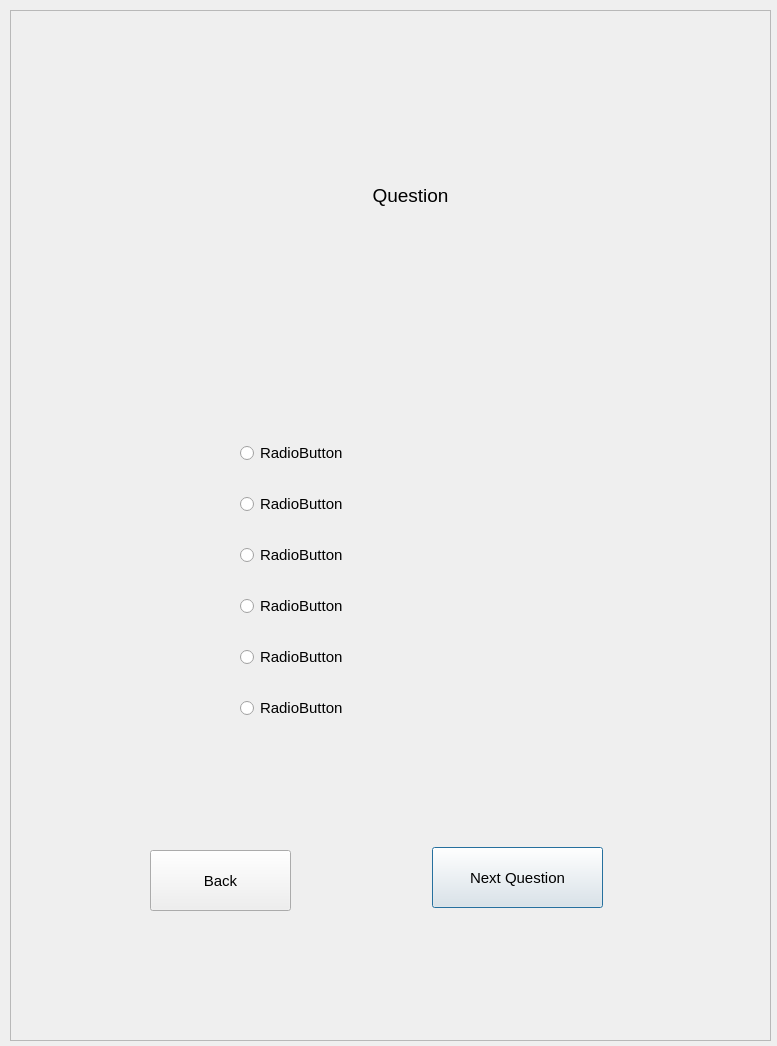
Old version of the form UI_Files/QuestionAsk.ui in the repository wa26532977/Find_Perfect_Pet.
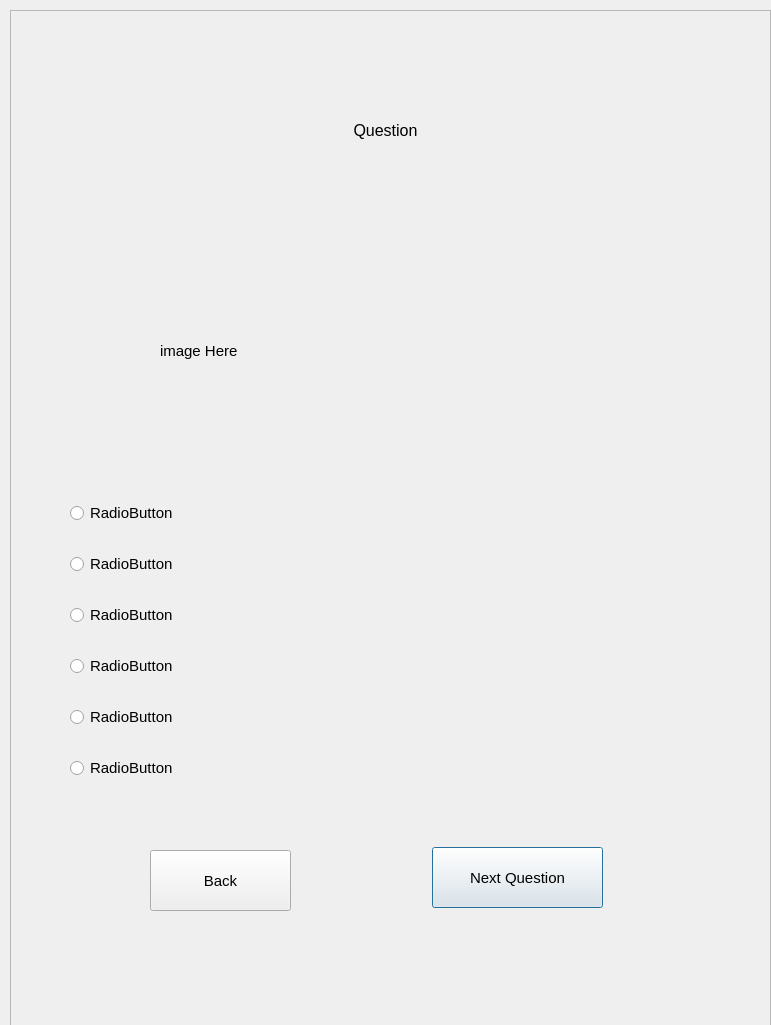
New version of the form.

What changed in the file:
```diff
--- a/UI_Files/QuestionAsk.ui
+++ b/UI_Files/QuestionAsk.ui
@@ -6,8 +6,8 @@
    <rect>
     <x>0</x>
     <y>0</y>
-    <width>777</width>
-    <height>1046</height>
+    <width>771</width>
+    <height>1025</height>
    </rect>
   </property>
   <property name="font">
@@ -37,16 +37,16 @@
    <widget class="QLabel" name="label">
     <property name="geometry">
      <rect>
-      <x>170</x>
-      <y>70</y>
-      <width>461</width>
-      <height>231</height>
+      <x>0</x>
+      <y>0</y>
+      <width>751</width>
+      <height>241</height>
      </rect>
     </property>
     <property name="font">
      <font>
       <family>Arial</family>
-      <pointsize>14</pointsize>
+      <pointsize>12</pointsize>
       <weight>50</weight>
       <bold>false</bold>
      </font>
@@ -87,13 +87,39 @@
    <widget class="QWidget" name="layoutWidget">
     <property name="geometry">
      <rect>
-      <x>230</x>
-      <y>410</y>
-      <width>211</width>
+      <x>60</x>
+      <y>470</y>
+      <width>661</width>
       <height>321</height>
      </rect>
     </property>
     <layout class="QVBoxLayout" name="verticalLayout">
+     <item>
+      <widget class="QRadioButton" name="radioButton_0">
+       <property name="font">
+        <font>
+         <family>Arial</family>
+         <pointsize>11</pointsize>
+        </font>
+       </property>
+       <property name="text">
+        <string>RadioButton</string>
+       </property>
+      </widget>
+     </item>
+     <item>
+      <widget class="QRadioButton" name="radioButton_1">
+       <property name="font">
+        <font>
+         <family>Arial</family>
+         <pointsize>11</pointsize>
+        </font>
+       </property>
+       <property name="text">
+        <string>RadioButton</string>
+       </property>
+      </widget>
+     </item>
      <item>
       <widget class="QRadioButton" name="radioButton_2">
        <property name="font">
@@ -108,7 +134,7 @@
       </widget>
      </item>
      <item>
-      <widget class="QRadioButton" name="radioButton_6">
+      <widget class="QRadioButton" name="radioButton_3">
        <property name="font">
         <font>
          <family>Arial</family>
@@ -146,34 +172,24 @@
        </property>
       </widget>
      </item>
-     <item>
-      <widget class="QRadioButton" name="radioButton_3">
-       <property name="font">
-        <font>
-         <family>Arial</family>
-         <pointsize>11</pointsize>
-        </font>
-       </property>
-       <property name="text">
-        <string>RadioButton</string>
-       </property>
-      </widget>
-     </item>
-     <item>
-      <widget class="QRadioButton" name="radioButton">
-       <property name="font">
-        <font>
-         <family>Arial</family>
-         <pointsize>11</pointsize>
-        </font>
-       </property>
-       <property name="text">
-        <string>RadioButton</string>
-       </property>
-      </widget>
-     </item>
     </layout>
    </widget>
+   <widget class="QLabel" name="label_2">
+    <property name="geometry">
+     <rect>
+      <x>150</x>
+      <y>200</y>
+      <width>471</width>
+      <height>281</height>
+     </rect>
+    </property>
+    <property name="text">
+     <string>image Here</string>
+    </property>
+    <property name="scaledContents">
+     <bool>true</bool>
+    </property>
+   </widget>
   </widget>
  </widget>
  <resources/>
```
